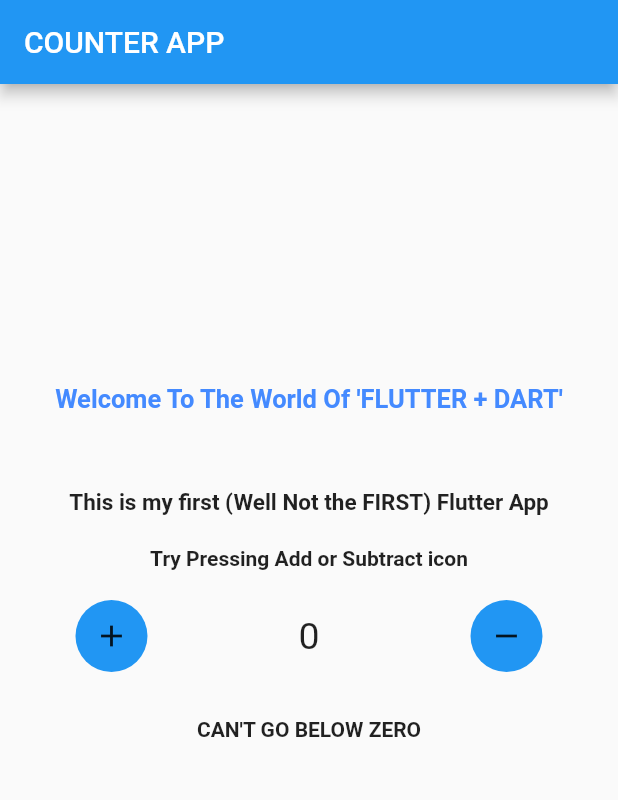
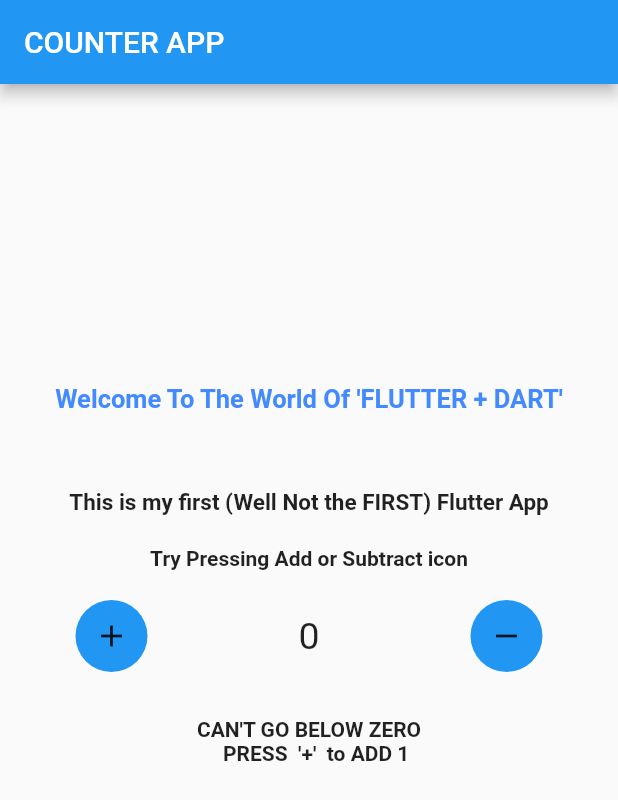
Before and after one commit to bhawesh2002/increment_counter_app, a Flutter app: the screen it shows after launch, on a phone screen of 412 x 824 dp. Shown: the top 800 px of the screen. Run offline on Flutter 3.47's test engine with Material 2 defaults, Android fonts, the phone set to English and light mode, and no system bars.

Commit message:
some changes to error text

```diff
--- a/flutter app 1/COUNTER APP/lib/main.dart
+++ b/flutter app 1/COUNTER APP/lib/main.dart
@@ -111,7 +111,7 @@ class _MyHomePageState extends State<MyHomePage> {
             LayoutBuilder(builder: (context, constraints) {
               if (_counter == 0) {
                 return const Text(
-                  "CAN'T GO BELOW ZERO",
+                  "CAN'T GO BELOW ZERO\n     PRESS  '+'  to ADD 1",
                   style: TextStyle(fontSize: 14, fontWeight: FontWeight.bold),
                 );
               } else {
```
